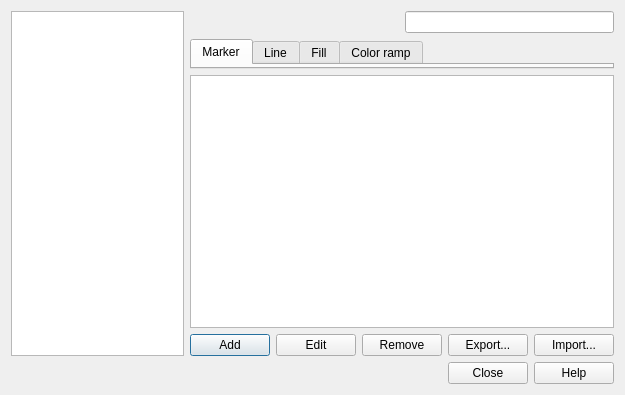
Before: the Qt Designer form src/ui/qgsstylev2managerdialogbase.ui in kadas-albireo/kadas-albireo, drawn with Qt 5.
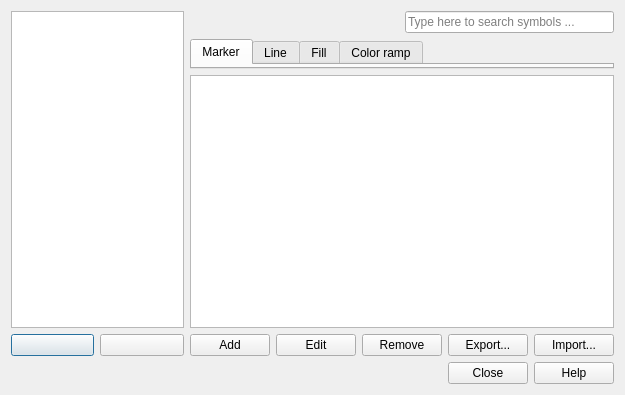
After: the same form once the commit is applied. Icons and pictures are not drawn.

Commit message: added tags support, now lists Smart Groups in style manager

The edit to the form file:
```diff
--- a/src/ui/qgsstylev2managerdialogbase.ui
+++ b/src/ui/qgsstylev2managerdialogbase.ui
@@ -13,8 +13,10 @@
   <property name="windowTitle">
    <string>Style Manager</string>
   </property>
+  <layout class="QGridLayout" name="gridLayout_3">
+   <item row="0" column="0">
   <layout class="QGridLayout" name="gridLayout_2">
-   <item row="0" column="0">
+     <item row="0" column="0" colspan="2">
     <widget class="QTreeView" name="groupTree">
      <property name="sizePolicy">
       <sizepolicy hsizetype="Preferred" vsizetype="Expanding">
@@ -28,7 +30,34 @@
        <height>16777215</height>
       </size>
      </property>
-    </widget>
+       <property name="editTriggers">
+        <set>QAbstractItemView::DoubleClicked</set>
+       </property>
+      </widget>
+     </item>
+     <item row="1" column="0">
+      <widget class="QPushButton" name="btnAddGroup">
+       <property name="text">
+        <string/>
+       </property>
+       <property name="icon">
+        <iconset resource="../../images/images.qrc">
+         <normaloff>:/images/themes/default/symbologyAdd.png</normaloff>:/images/themes/default/symbologyAdd.png</iconset>
+       </property>
+      </widget>
+     </item>
+     <item row="1" column="1">
+      <widget class="QPushButton" name="btnRemoveGroup">
+       <property name="text">
+        <string/>
+       </property>
+       <property name="icon">
+        <iconset resource="../../images/images.qrc">
+         <normaloff>:/images/themes/default/symbologyRemove.png</normaloff>:/images/themes/default/symbologyRemove.png</iconset>
+       </property>
+      </widget>
+     </item>
+    </layout>
    </item>
    <item row="0" column="1">
     <layout class="QGridLayout" name="gridLayout">
@@ -160,6 +189,9 @@
        <property name="text">
         <string/>
        </property>
+       <property name="placeholderText">
+        <string>Type here to search symbols ...</string>
+       </property>
       </widget>
      </item>
      <item row="3" column="0" colspan="2">
```
Lines whose indentation alone changed are shown as unchanged. The commit also changes 4 other files.
